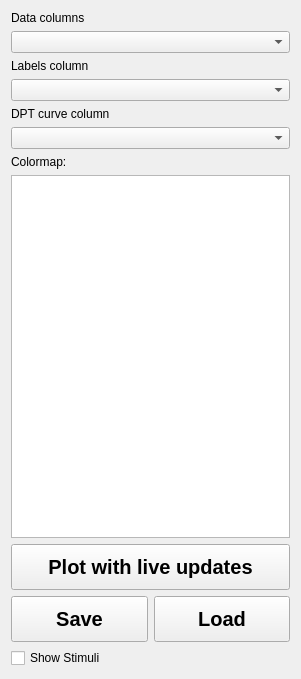
First picture: the form in mesmerize/plotting/widgets/heatmap/control_widget.ui, repository kushalkolar/MESmerize, before the edit.
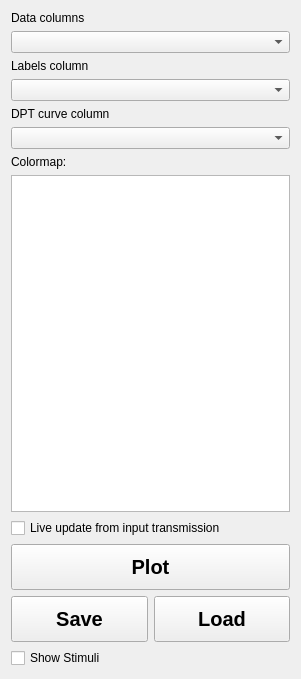
Second picture: the form after the edit. Custom widgets are drawn as their Qt base class.

```diff
--- a/mesmerize/plotting/widgets/heatmap/control_widget.ui
+++ b/mesmerize/plotting/widgets/heatmap/control_widget.ui
@@ -54,6 +54,19 @@
    <item>
     <widget class="ColormapListWidget" name="listWidgetColorMaps"/>
    </item>
+   <item>
+    <widget class="QCheckBox" name="checkBoxLiveUpdate">
+     <property name="font">
+      <font>
+       <weight>50</weight>
+       <bold>false</bold>
+      </font>
+     </property>
+     <property name="text">
+      <string>Live update from input transmission</string>
+     </property>
+    </widget>
+   </item>
    <item>
     <widget class="QPushButton" name="pushButtonPlot">
      <property name="minimumSize">
@@ -70,10 +83,10 @@
       </font>
      </property>
      <property name="text">
-      <string>Plot with live updates</string>
+      <string>Plot</string>
      </property>
      <property name="checkable">
-      <bool>true</bool>
+      <bool>false</bool>
      </property>
     </widget>
    </item>
```
